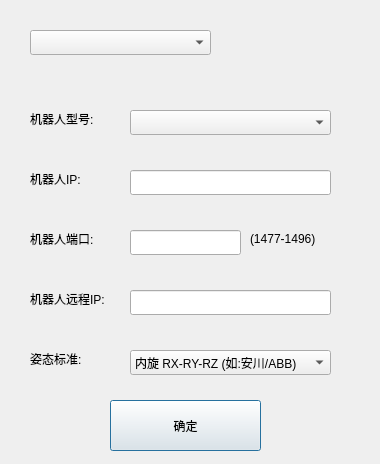
Qt form robotsetdlg.ui (qubo188612/qtwelding) before a commit.
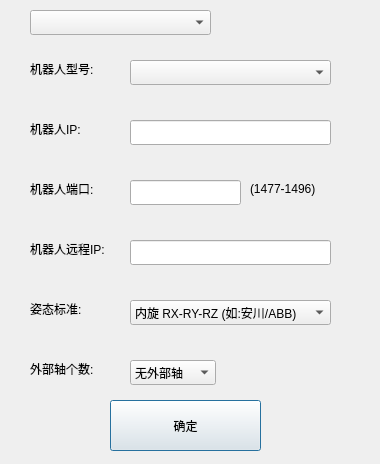
The same form after that commit.

Diff of the .ui file:
```diff
--- a/robotsetdlg.ui
+++ b/robotsetdlg.ui
@@ -30,7 +30,7 @@
    <property name="geometry">
     <rect>
      <x>30</x>
-     <y>30</y>
+     <y>10</y>
      <width>181</width>
      <height>25</height>
     </rect>
@@ -40,7 +40,7 @@
    <property name="geometry">
     <rect>
      <x>30</x>
-     <y>170</y>
+     <y>120</y>
      <width>67</width>
      <height>17</height>
     </rect>
@@ -53,7 +53,7 @@
    <property name="geometry">
     <rect>
      <x>30</x>
-     <y>230</y>
+     <y>180</y>
      <width>81</width>
      <height>17</height>
     </rect>
@@ -66,7 +66,7 @@
    <property name="geometry">
     <rect>
      <x>30</x>
-     <y>290</y>
+     <y>240</y>
      <width>101</width>
      <height>17</height>
     </rect>
@@ -79,7 +79,7 @@
    <property name="geometry">
     <rect>
      <x>130</x>
-     <y>170</y>
+     <y>120</y>
      <width>201</width>
      <height>25</height>
     </rect>
@@ -89,7 +89,7 @@
    <property name="geometry">
     <rect>
      <x>130</x>
-     <y>230</y>
+     <y>180</y>
      <width>111</width>
      <height>25</height>
     </rect>
@@ -99,7 +99,7 @@
    <property name="geometry">
     <rect>
      <x>130</x>
-     <y>290</y>
+     <y>240</y>
      <width>201</width>
      <height>25</height>
     </rect>
@@ -109,7 +109,7 @@
    <property name="geometry">
     <rect>
      <x>130</x>
-     <y>110</y>
+     <y>60</y>
      <width>201</width>
      <height>25</height>
     </rect>
@@ -119,7 +119,7 @@
    <property name="geometry">
     <rect>
      <x>30</x>
-     <y>110</y>
+     <y>60</y>
      <width>81</width>
      <height>17</height>
     </rect>
@@ -132,7 +132,7 @@
    <property name="geometry">
     <rect>
      <x>250</x>
-     <y>230</y>
+     <y>180</y>
      <width>81</width>
      <height>17</height>
     </rect>
@@ -145,7 +145,7 @@
    <property name="geometry">
     <rect>
      <x>30</x>
-     <y>350</y>
+     <y>300</y>
      <width>81</width>
      <height>17</height>
     </rect>
@@ -158,7 +158,7 @@
    <property name="geometry">
     <rect>
      <x>130</x>
-     <y>350</y>
+     <y>300</y>
      <width>201</width>
      <height>25</height>
     </rect>
@@ -179,6 +179,49 @@
     </property>
    </item>
   </widget>
+  <widget class="QLabel" name="label_7">
+   <property name="geometry">
+    <rect>
+     <x>30</x>
+     <y>360</y>
+     <width>81</width>
+     <height>17</height>
+    </rect>
+   </property>
+   <property name="text">
+    <string>外部轴个数:</string>
+   </property>
+  </widget>
+  <widget class="QComboBox" name="robot_outnum">
+   <property name="geometry">
+    <rect>
+     <x>130</x>
+     <y>360</y>
+     <width>86</width>
+     <height>25</height>
+    </rect>
+   </property>
+   <item>
+    <property name="text">
+     <string>无外部轴</string>
+    </property>
+   </item>
+   <item>
+    <property name="text">
+     <string>1轴</string>
+    </property>
+   </item>
+   <item>
+    <property name="text">
+     <string>2轴</string>
+    </property>
+   </item>
+   <item>
+    <property name="text">
+     <string>3轴</string>
+    </property>
+   </item>
+  </widget>
  </widget>
  <resources/>
  <connections>
```
